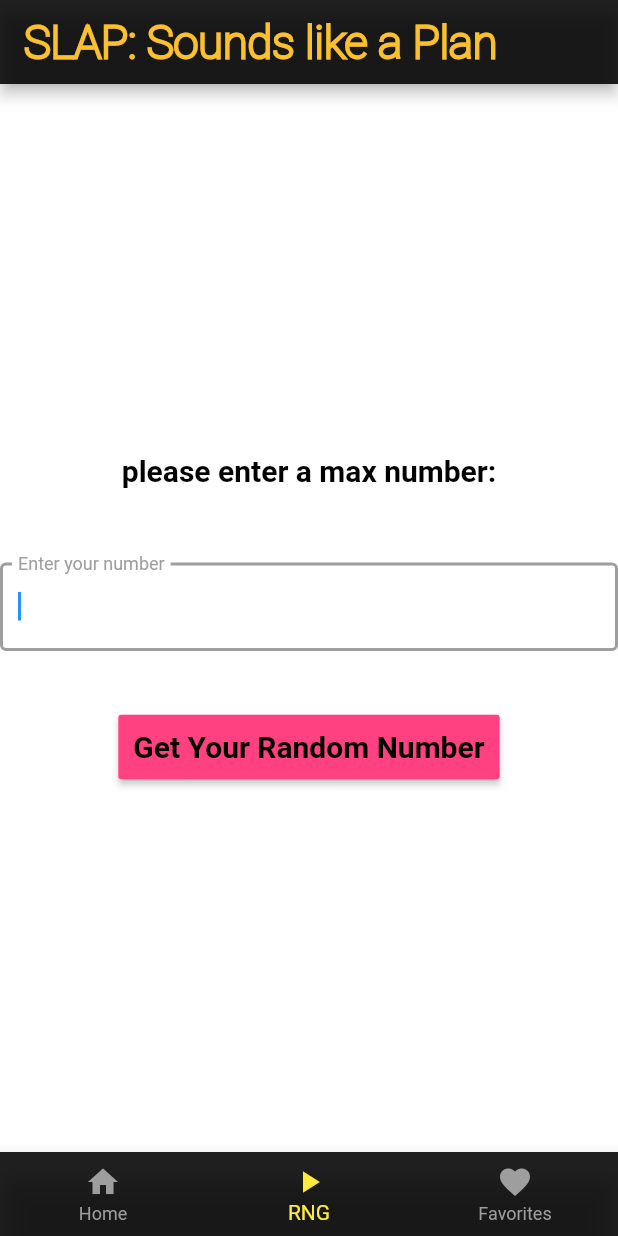
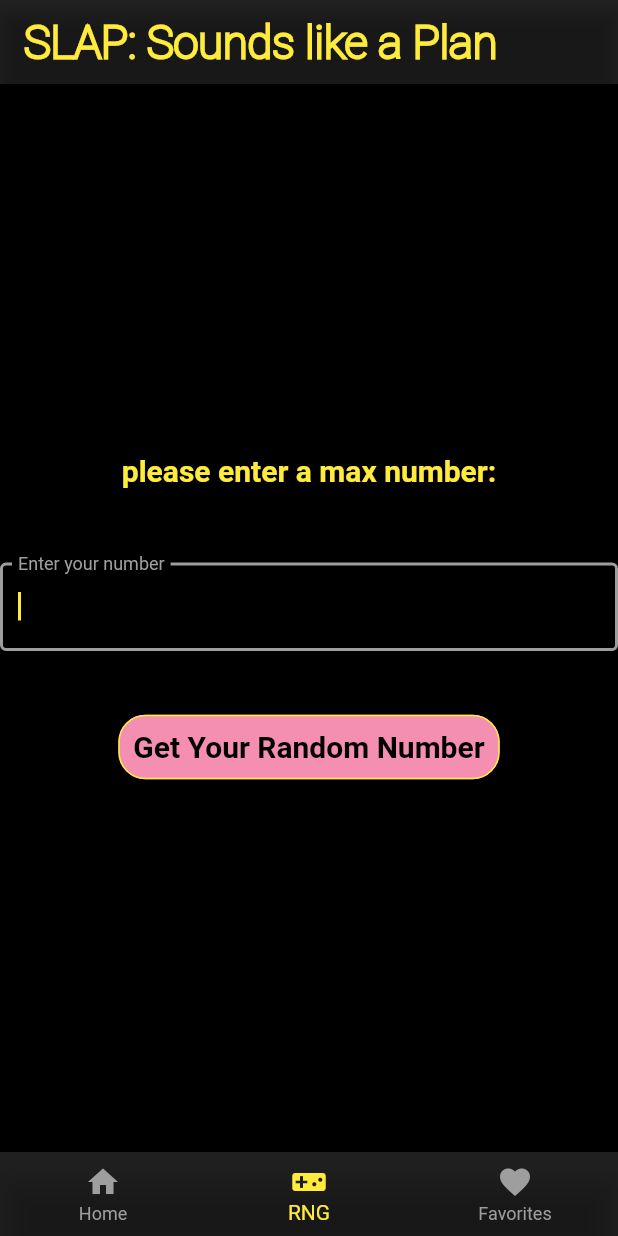
Before and after one commit to dmmargo/slap, a Flutter app: the screen it shows after launch, item 2 of the bottom bar chosen, after a tap on "Get Your Random Number", on a phone screen of 412 x 824 dp. Run offline on Flutter 3.47's test engine with Material 2 defaults, Android fonts, the phone set to English and light mode, and no system bars.

Commit message:
change format

```diff
--- a/lib/home_tab.dart
+++ b/lib/home_tab.dart
@@ -46,6 +46,10 @@ class home_tab extends StatelessWidget {
           mainAxisAlignment: MainAxisAlignment.center,
           children: <Widget>[
             RaisedButton(
+              shape: RoundedRectangleBorder(
+                  borderRadius: new BorderRadius.circular(18.0),
+                  side: BorderSide(color: Colors.yellow)
+              ),
               child: Text("Flip a coin",
                   style: TextStyle(
                     color: Colors.yellow,
@@ -82,6 +86,10 @@ class home_tab extends StatelessWidget {
             ),
             SizedBox(height: 30),
             RaisedButton(
+              shape: RoundedRectangleBorder(
+                  borderRadius: new BorderRadius.circular(18.0),
+                  side: BorderSide(color: Colors.yellow)
+              ),
               child: Text("Roll a Dice",
                   style: TextStyle(
                     color: Colors.yellow,
@@ -118,6 +126,10 @@ class home_tab extends StatelessWidget {
             ),
             SizedBox(height: 30),
             RaisedButton(
+              shape: RoundedRectangleBorder(
+                  borderRadius: new BorderRadius.circular(18.0),
+                  side: BorderSide(color: Colors.yellow)
+              ),
               child: Text("Magic 8 Ball",
                   style: TextStyle(
                     color: Colors.yellow,
--- a/lib/home_widget.dart
+++ b/lib/home_widget.dart
@@ -18,8 +18,8 @@ class HomePageState extends State<HomePage> {
   int selectedIndex = 0;
   //List<Widget> widgetOptions = <Widget>[
   final widgetOptions = [
-    new home_tab(Colors.white),
-    new rng_tab(Colors.white),
+    new home_tab(Colors.black),
+    new rng_tab(Colors.black),
     new fav_tab(Colors.white),
   ];
 
@@ -34,7 +34,7 @@ class HomePageState extends State<HomePage> {
               foreground: Paint()
                 ..style = PaintingStyle.stroke
                 ..strokeWidth = 2
-                ..color = Colors.yellow[700],
+                ..color = Colors.yellow,
             )),
         backgroundColor: Colors.black87,
       ),
@@ -45,7 +45,7 @@ class HomePageState extends State<HomePage> {
         items: <BottomNavigationBarItem>[
           BottomNavigationBarItem(icon: Icon(Icons.home), title: Text('Home')),
           BottomNavigationBarItem(
-              icon: Icon(Icons.play_arrow), title: Text('RNG')),
+              icon: Icon(Icons.videogame_asset), title: Text('RNG')),
           BottomNavigationBarItem(
               icon: Icon(Icons.favorite), title: Text('Favorites')),
         ],
--- a/lib/rng_tab.dart
+++ b/lib/rng_tab.dart
@@ -34,13 +34,16 @@ class rng_tab extends StatelessWidget {
               textAlign: TextAlign.center,
               overflow: TextOverflow.ellipsis,
               style: TextStyle(
-                color: Colors.black,
+                color: Colors.yellow,
                 fontWeight: FontWeight.bold,
                 fontSize: 20,
               ),
             ),
             SizedBox(height: 50),
             TextFormField(
+              style: TextStyle(
+                color: Colors.yellow,
+              ),
               autofocus: true,
               controller: numberController,
               keyboardType: TextInputType.number,
@@ -49,18 +52,23 @@ class rng_tab extends StatelessWidget {
               ],
               decoration: new InputDecoration(
                 labelText: "Enter your number",
-                hoverColor: Colors.blueGrey,
+                hoverColor: Colors.yellow,
                 border: OutlineInputBorder(
                   borderRadius: BorderRadius.all(
                     Radius.circular(4.0),
+
                   ),
                 ),
               ),
-              cursorColor: Colors.blue,
+              cursorColor: Colors.yellow,
               obscureText: false,
             ),
             SizedBox(height: 40),
             RaisedButton(
+              shape: RoundedRectangleBorder(
+                  borderRadius: new BorderRadius.circular(18.0),
+                  side: BorderSide(color: Colors.yellow)
+              ),
               child: Text("Get Your Random Number", style: TextStyle(
                 color: Colors.black,
                 fontWeight: FontWeight.bold,
@@ -81,10 +89,9 @@ class rng_tab extends StatelessWidget {
                   },
                 );
               },
-              color: Colors.pinkAccent,
-              textColor: Colors.black,
+              color: Colors.pink[200],
               padding: EdgeInsets.fromLTRB(10, 10, 10, 10),
-              splashColor: Colors.grey,
+              splashColor: Colors.yellow,
             ),
           ],
         )));
```
